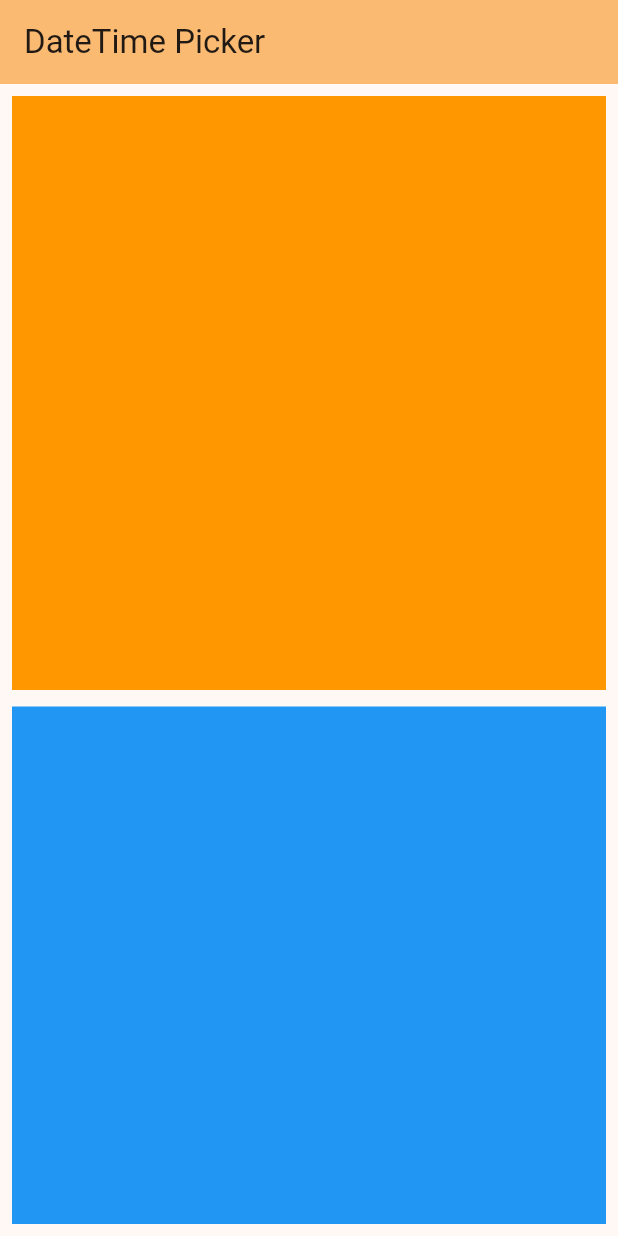
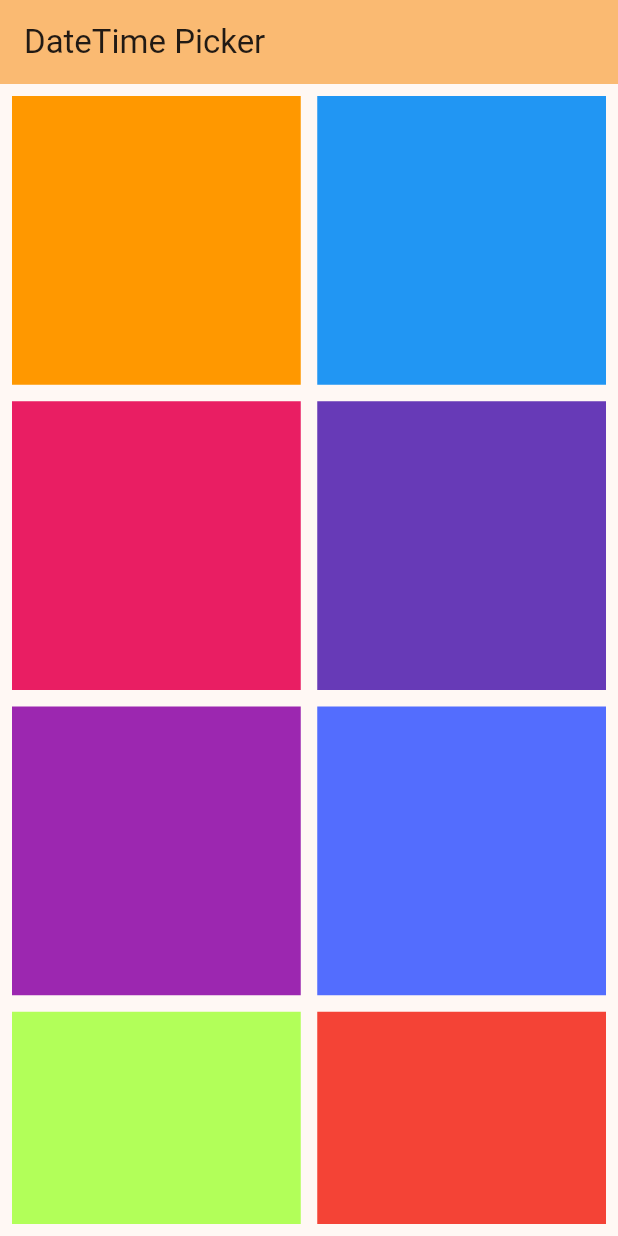
Before and after one commit to akashm936/practiceapp2, a Flutter app: the screen it shows after launch, on a phone screen of 412 x 824 dp. Run offline on Flutter 3.47's test engine with Material 3 defaults, Android fonts, the phone set to English and light mode, and no system bars.

Commit message:
Applied GridView Extent to the app

```diff
--- a/lib/main.dart
+++ b/lib/main.dart
@@ -1,5 +1,5 @@
 import 'package:flutter/material.dart';
-import 'package:intl/intl.dart';
+import 'package:flutter/src/painting/borders.dart';
 
 void main() {
   runApp(const MyApp());
@@ -63,39 +63,63 @@ class _MyHomePageState extends State<MyHomePage> {
       ),
       body: Padding(
         padding: const EdgeInsets.all(8.0),
-        child: GridView.count(
-          crossAxisCount: 1,
+        child: GridView.extent(
+          maxCrossAxisExtent: 200,
           crossAxisSpacing: 11,
-          mainAxisSpacing: 11,
-          children: [
-            Container(color: arrColors[0],),
-            Container(color: arrColors[1],),
-            Container(color: arrColors[2],),
-            Container(color: arrColors[3],),
-            Container(color: Colors.white,
-            child: GridView.count(crossAxisCount: 3,
-            crossAxisSpacing: 11,
             mainAxisSpacing: 11,
             children: [
               Container(color: arrColors[0],),
               Container(color: arrColors[1],),
               Container(color: arrColors[2],),
               Container(color: arrColors[3],),
-              Container(color: arrColors[0],),
-              Container(color: arrColors[1],),
-              Container(color: arrColors[2],),
-              Container(color: arrColors[3],),
-            ],),),
-            Container(color: arrColors[5],),
-            Container(color: arrColors[6],),
-            Container(color: arrColors[7],),
-          ],
-        ),
+              Container(color: arrColors[4],),
+              Container(color: arrColors[5],),
+              Container(color: arrColors[6],),
+              Container(color: arrColors[7],),
+
+            ],),
       )
       // This trailing comma makes auto-formatting nicer for build methods.
     );
   }
 }
+
+
+// GridView.Count is here
+
+//Padding(
+//         padding: const EdgeInsets.all(8.0),
+//         child: GridView.count(
+//           crossAxisCount: 1,
+//           crossAxisSpacing: 11,
+//           mainAxisSpacing: 11,
+//           children: [
+//             Container(color: arrColors[0],),
+//             Container(color: arrColors[1],),
+//             Container(color: arrColors[2],),
+//             Container(color: arrColors[3],),
+//             Container(color: Colors.white,
+//             child: GridView.count(crossAxisCount: 3,
+//             crossAxisSpacing: 11,
+//             mainAxisSpacing: 11,
+//             children: [
+//               Container(color: arrColors[0],),
+//               Container(color: arrColors[1],),
+//               Container(color: arrColors[2],),
+//               Container(color: arrColors[3],),
+//               Container(color: arrColors[0],),
+//               Container(color: arrColors[1],),
+//               Container(color: arrColors[2],),
+//               Container(color: arrColors[3],),
+//             ],),),
+//             Container(color: arrColors[5],),
+//             Container(color: arrColors[6],),
+//             Container(color: arrColors[7],),
+//           ],
+//         ),
+//       )
+
+
 
 
 // DateTime Picker
```
